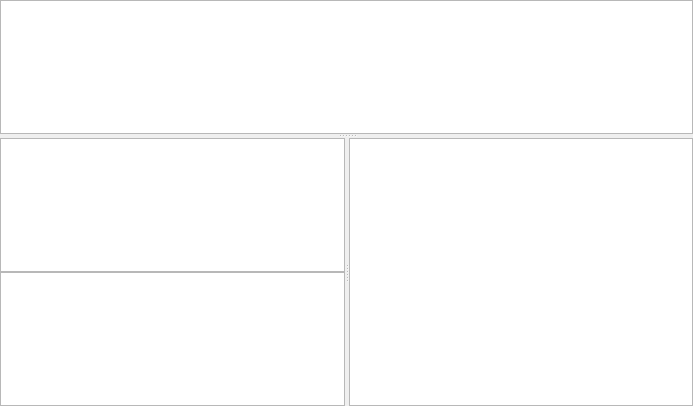
tibirna/qgit, file src/revsview.ui: the form before one commit.
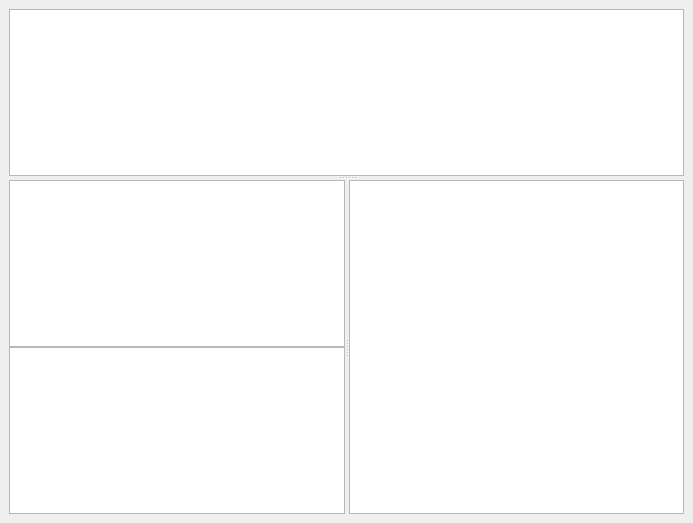
The form after the commit. Custom widgets are drawn as their Qt base class.

Commit message:
Added a new page "Browse" to settings form
In this page are grouped all the browse related options.

Page is reachable by 'Edit->Settings->Browse' menu.

Still not options are implemented.

The edit to the form file:
```diff
--- a/src/revsview.ui
+++ b/src/revsview.ui
@@ -6,7 +6,7 @@
     <x>0</x>
     <y>0</y>
     <width>693</width>
-    <height>406</height>
+    <height>523</height>
    </rect>
   </property>
   <property name="windowTitle" >
@@ -14,10 +14,10 @@
   </property>
   <layout class="QHBoxLayout" >
    <property name="margin" >
-    <number>0</number>
+    <number>9</number>
    </property>
    <property name="spacing" >
-    <number>0</number>
+    <number>6</number>
    </property>
    <item>
     <widget class="QSplitter" name="horizontalSplitter" >
@@ -54,7 +54,21 @@
       <property name="orientation" >
        <enum>Qt::Horizontal</enum>
       </property>
-      <widget class="QWidget" name="layoutWidget" >
+      <widget class="QFrame" name="LogDiffFrame" >
+       <property name="frameShape" >
+        <enum>QFrame::NoFrame</enum>
+       </property>
+       <property name="frameShadow" >
+        <enum>QFrame::Plain</enum>
+       </property>
+       <layout class="QHBoxLayout" >
+        <property name="margin" >
+         <number>0</number>
+        </property>
+        <property name="spacing" >
+         <number>0</number>
+        </property>
+        <item>
        <layout class="QVBoxLayout" >
         <property name="margin" >
          <number>0</number>
@@ -84,6 +98,8 @@
            <bool>true</bool>
           </property>
          </widget>
+          </item>
+         </layout>
         </item>
        </layout>
       </widget>
```
Lines whose indentation alone changed are shown as unchanged. The commit also changes 5 other files.
